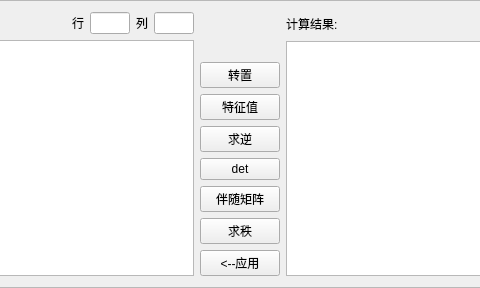
First picture: the form in MatrixCalculator-GUI/DisplayWidget.ui, repository luyiming/MatrixCalculator, before the edit; both pictures show x 138 to 618 and y 0 to 288 of the 755 by 288 pixel window.
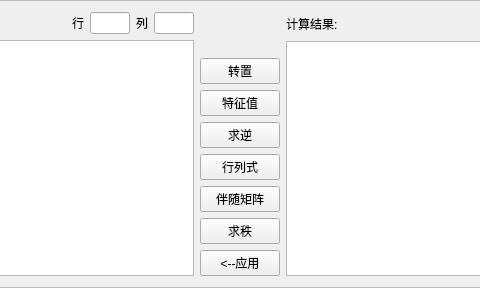
Second picture: the form after the edit.

Diff of the .ui file:
```diff
--- a/MatrixCalculator-GUI/DisplayWidget.ui
+++ b/MatrixCalculator-GUI/DisplayWidget.ui
@@ -175,7 +175,7 @@
        <item>
         <widget class="QPushButton" name="detButton">
          <property name="text">
-          <string>det</string>
+          <string>行列式</string>
          </property>
         </widget>
        </item>
```
Left out of the diff: 12 changed lines with no effect on the pictures.
